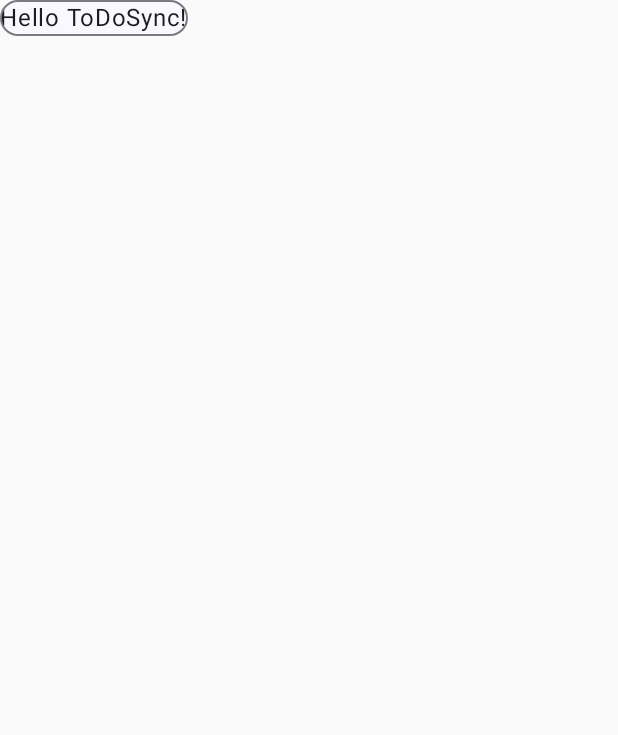
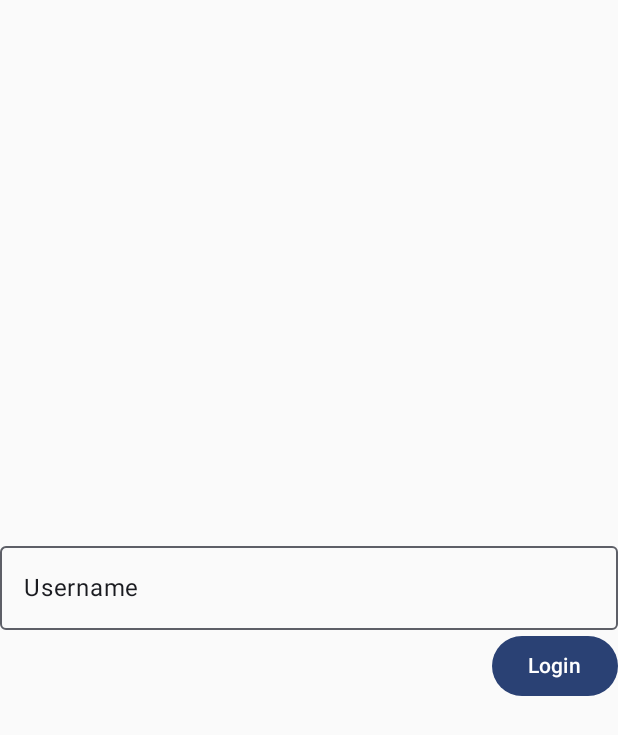
Before and after one commit to smazik02/ToDoSync, an Android app built with Jetpack Compose: the screen it shows after launch (MainActivity), on a phone screen of 412 x 824 dp. Shown: the top 735 px of the screen. Run offline under Robolectric (Android 15) with nearby library versions, the phone set to English and light mode, and no system bars.

Commit message:
style: :lipstick: final MainActivity look

```diff
--- a/mobile/app/src/main/java/com/example/todosync/activities/MainActivity.kt
+++ b/mobile/app/src/main/java/com/example/todosync/activities/MainActivity.kt
@@ -6,13 +6,23 @@
 import androidx.activity.compose.setContent
 import androidx.activity.enableEdgeToEdge
 import androidx.compose.foundation.layout.Box
+import androidx.compose.foundation.layout.Column
 import androidx.compose.foundation.layout.WindowInsets
+import androidx.compose.foundation.layout.fillMaxSize
+import androidx.compose.foundation.layout.fillMaxWidth
 import androidx.compose.foundation.layout.safeContent
 import androidx.compose.foundation.layout.windowInsetsPadding
 import androidx.compose.material3.Button
-import androidx.compose.material3.OutlinedCard
+import androidx.compose.material3.ButtonDefaults
+import androidx.compose.material3.MaterialTheme
+import androidx.compose.material3.OutlinedTextField
 import androidx.compose.material3.Text
 import androidx.compose.runtime.Composable
+import androidx.compose.runtime.getValue
+import androidx.compose.runtime.mutableStateOf
+import androidx.compose.runtime.remember
+import androidx.compose.runtime.setValue
+import androidx.compose.ui.Alignment
 import androidx.compose.ui.Modifier
 import androidx.compose.ui.tooling.preview.Preview
 import com.example.todosync.ui.theme.ToDoSyncTheme
@@ -23,18 +33,49 @@
         super.onCreate(savedInstanceState)
         enableEdgeToEdge()
         setContent {
+            var userNameText by remember { mutableStateOf("") }
+
             ToDoSyncTheme {
                 Box(
-                    modifier = Modifier.windowInsetsPadding(WindowInsets.safeContent)
+                    modifier = Modifier
+                        .windowInsetsPadding(WindowInsets.safeContent)
+                        .fillMaxSize()
                 ) {
-                    OutlinedCard { Greeting("ToDoSync") }
-//                    Button(onClick = {
-//                        Intent(applicationContext, TasksActivity::class.java).also {
-//                            startActivity(it)
-//                        }
-//                    }) {
-//                        Text("CLICK MEEE!")
-//                    }
+                    Column(
+                        modifier = Modifier
+                            .align(Alignment.Center)
+                            .fillMaxWidth(),
+                        horizontalAlignment = Alignment.End
+                    ) {
+                        OutlinedTextField(
+                            value = userNameText,
+                            onValueChange = { userNameText = it },
+                            modifier = Modifier
+                                .fillMaxWidth(),
+                            textStyle = MaterialTheme.typography.bodyLarge,
+                            label = {
+                                Text(
+                                    text = "Username",
+                                    color = MaterialTheme.colorScheme.onSurface,
+                                    style = MaterialTheme.typography.bodyLarge
+                                )
+                            }
+                        )
+                        Button(
+                            onClick = {
+                                Intent(applicationContext, TaskViewsActivity::class.java).also {
+                                    startActivity(it)
+                                }
+                            },
+                            colors = ButtonDefaults.buttonColors(),
+                        ) {
+                            Text(
+                                text = "Login",
+                                color = MaterialTheme.colorScheme.onPrimary,
+                                style = MaterialTheme.typography.labelLarge
+                            )
+                        }
+                    }
                 }
             }
         }
```
